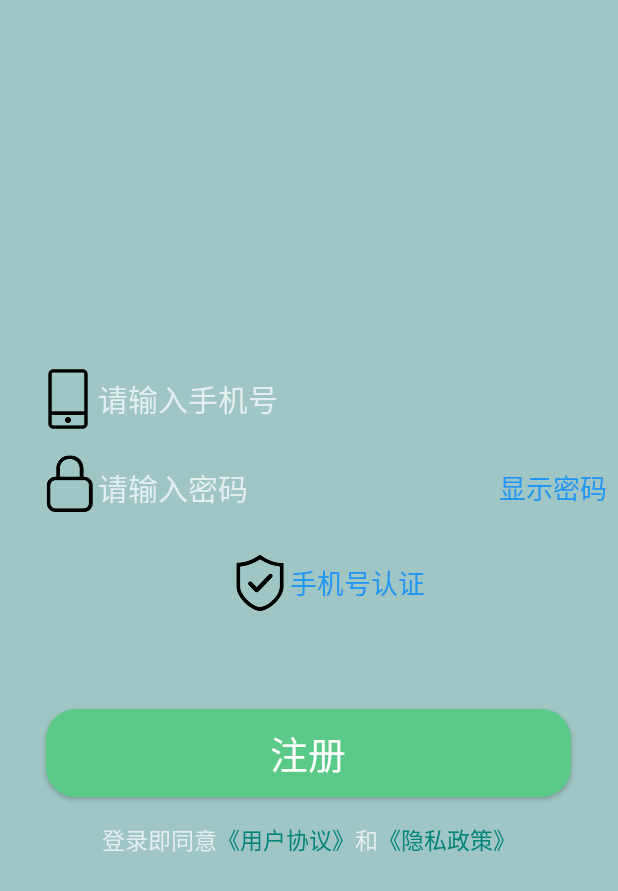
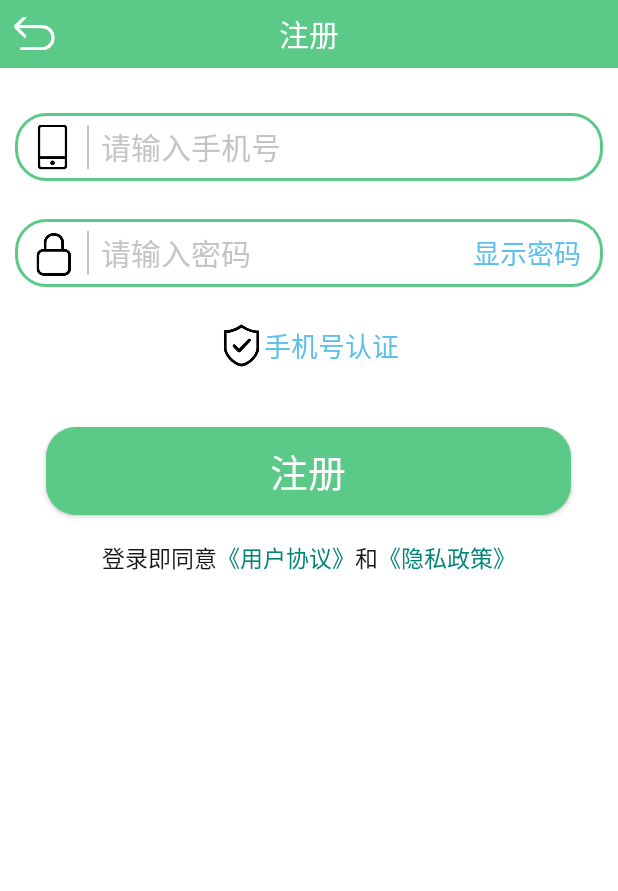
Before and after one commit to MuppetWizard/Weather, an Android app: the ActRegister screen opened directly, with no data from a screen before it, on a phone screen of 412 x 824 dp. Shown: the top 891 px of the screen. Run offline under Robolectric (Android 15) with nearby library versions, the phone set to English and light mode, and no system bars; our stand-ins replace ButterKnife; libraries missing offline, so code that uses them is left out: cn.smssdk, cn.smssdk.gui, org.xutils.common, org.xutils.http, org.xutils.x.

Commit message:
界面修改

```diff
--- a/app/src/main/AndroidManifest.xml
+++ b/app/src/main/AndroidManifest.xml
@@ -12,7 +12,7 @@
         android:icon="@mipmap/icon"
         android:label="@string/app_name"
         android:networkSecurityConfig="@xml/network_security_config"
-        android:roundIcon="@mipmap/ic_launcher_round"
+        android:roundIcon="@mipmap/icon"
         android:supportsRtl="true"
         android:theme="@style/Theme.AppCompat.NoActionBar">
         <activity android:name=".Activity.ModifyMyInfoActivity"></activity>
--- a/app/src/main/res/layout/act_register.xml
+++ b/app/src/main/res/layout/act_register.xml
@@ -4,19 +4,53 @@
     android:orientation="vertical"
     android:layout_width="match_parent"
     android:layout_height="match_parent"
-    android:background="#A0C5C5"
-    android:gravity="center"
+    android:background="@color/app_White"
     tools:context=".Activity.ActRegister">
+    <RelativeLayout
+        android:layout_width="match_parent"
+        android:layout_height="45dp"
+        android:background="@color/app_primary">
+
+        <TextView
+            android:id="@+id/city"
+            android:layout_width="wrap_content"
+            android:layout_height="match_parent"
+            android:layout_centerInParent="true"
+            android:gravity="center"
+            android:text="注册"
+            android:textColor="@color/app_White"
+            android:textSize="20sp" />
+
+        <ImageView
+            android:id="@+id/lv_back"
+            android:layout_width="30dp"
+            android:layout_height="30dp"
+            android:layout_alignParentStart="true"
+            android:layout_centerVertical="true"
+            android:layout_marginStart="8dp"
+            android:src="@mipmap/back" />
+    </RelativeLayout>
    <LinearLayout
        android:layout_width="match_parent"
        android:layout_height="wrap_content"
+       android:layout_marginTop="30dp"
+       android:layout_marginStart="10dp"
+       android:layout_marginEnd="10dp"
+       android:layout_marginBottom="10dp"
+       android:background="@drawable/border_green"
        android:orientation="horizontal">
 
        <ImageView
-           android:layout_width="65dp"
-           android:layout_height="40dp"
-           android:src="@mipmap/mobile"
-           android:paddingLeft="25dp"></ImageView>
+           android:layout_width="30dp"
+           android:layout_height="45dp"
+           android:layout_marginStart="10dp"
+           android:src="@mipmap/mobile" />
+       <View
+           android:id="@+id/v_line"
+           android:layout_width="1dp"
+           android:layout_height="match_parent"
+           android:layout_margin="8dp"
+           android:background="@color/app_Gray" />
        <EditText
            android:id="@+id/phone_register"
            android:layout_width="match_parent"
@@ -24,42 +58,52 @@
            android:inputType="phone"
            android:maxLength="11"
            android:hint="请输入手机号"
+           android:textColorHint="@color/app_Gray"
            android:background="@null"
            android:textSize="20sp"
-           android:layout_gravity="center">
-       </EditText>
+           android:layout_gravity="center"/>
    </LinearLayout>
     <LinearLayout
         android:layout_width="match_parent"
         android:layout_height="wrap_content"
+        android:layout_marginStart="10dp"
+        android:layout_marginEnd="10dp"
         android:orientation="horizontal"
+        android:background="@drawable/border_green"
         android:layout_marginTop="15dp">
 
         <ImageView
-            android:layout_width="65dp"
-            android:layout_height="40dp"
-            android:src="@mipmap/paswd"
-            android:paddingLeft="25dp"></ImageView>
+            android:layout_width="30dp"
+            android:layout_height="45dp"
+            android:layout_marginStart="10dp"
+            android:src="@mipmap/paswd" />
 
+        <View
+            android:id="@+id/v_line2"
+            android:layout_width="1dp"
+            android:layout_height="match_parent"
+            android:layout_margin="8dp"
+            android:background="@color/app_Gray" />
         <EditText
             android:id="@+id/pswd_register"
-            android:layout_width="260dp"
+            android:layout_width="240dp"
             android:layout_height="wrap_content"
+            android:textColorHint="@color/app_Gray"
             android:layout_gravity="center"
             android:background="@null"
             android:hint="请输入密码"
             android:inputType="textPassword"
-            android:textSize="20sp"></EditText>
+            android:textSize="20sp"/>
         <Button
             android:id="@+id/showpswd_register"
             android:layout_width="wrap_content"
-            android:layout_height="wrap_content"
+            android:layout_height="30dp"
+            android:layout_gravity="center_vertical"
             android:text="显示密码"
-            android:textColor="#2196F3"
-            android:textSize="18dp"
-            android:background="@null"
-            >
-        </Button>
+            android:textColor="@color/app_blue"
+            android:textSize="18sp"
+            style="?android:attr/borderlessButtonStyle"
+            android:background="@color/app_White" />
     </LinearLayout>
     <LinearLayout
         android:layout_width="match_parent"
@@ -68,10 +112,9 @@
         android:layout_marginTop="15dp"
         android:gravity="center">
         <ImageView
-            android:layout_width="65dp"
-            android:layout_height="40dp"
-            android:src="@mipmap/code"
-            android:paddingLeft="25dp">
+            android:layout_width="30dp"
+            android:layout_height="30dp"
+            android:src="@mipmap/code">
         </ImageView>
 <!--        <EditText-->
 <!--            android:id="@+id/code_register"-->
@@ -87,9 +130,10 @@
             android:layout_width="wrap_content"
             android:layout_height="wrap_content"
             android:text="手机号认证"
-            android:textColor="#2196F3"
+            android:textColor="@color/app_blue"
             android:textSize="18dp"
-            android:background="@null">
+            style="?android:attr/borderlessButtonStyle"
+            android:background="@color/app_White">
         </Button>
     </LinearLayout>
     <LinearLayout
@@ -101,11 +145,11 @@
             android:layout_width="350sp"
             android:layout_height="wrap_content"
             android:layout_gravity="center"
-            android:layout_marginTop="60sp"
+            android:layout_marginTop="30sp"
             android:background="@drawable/button_shape"
             android:text="注册"
             android:textColor="#FFFFFF"
-            android:textSize="25sp"></Button>
+            android:textSize="25sp"/>
 
         <TextView
             android:id="@+id/userread_register"
@@ -115,6 +159,7 @@
             android:gravity="center"
             android:text="登录即同意《用户协议》和《隐私政策》"
             android:textColorHighlight="#00ffffff"
-            android:textSize="15sp"></TextView>
+            android:textColor="@color/app_Dark"
+            android:textSize="15sp"/>
     </LinearLayout>
 </LinearLayout>
```
Also changed, not shown: app/src/main/res/layout/login_forgetpswd.xml (+60 -13 lines).
